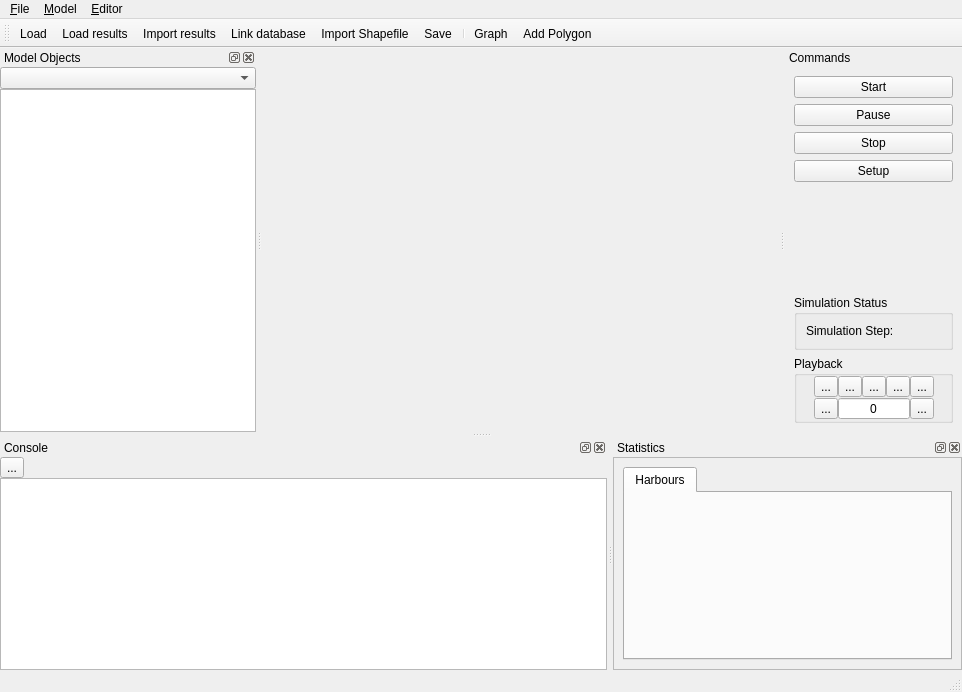
Before: the Qt Designer form qtgui/mainwindow.ui in frabas/DISPLACE_GUI, drawn with Qt 5.
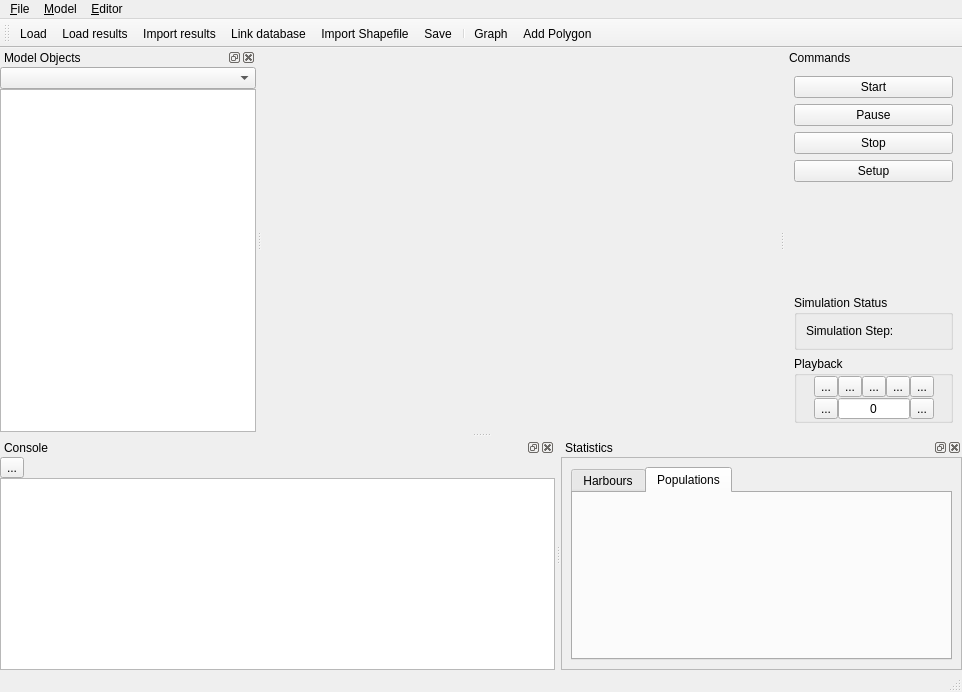
After: the same form once the commit is applied. The open tabs and pages were chosen to show the change. Icons and pictures are not drawn. Custom widgets are drawn as their Qt base class.

Commit message: Gui: Populations statistics collections and display

```diff
--- a/qtgui/mainwindow.ui
+++ b/qtgui/mainwindow.ui
@@ -239,7 +239,32 @@
              <number>0</number>
             </property>
             <item>
-             <widget class="QCustomPlot" name="widget" native="true"/>
+             <widget class="QCustomPlot" name="plotHarbours" native="true"/>
+            </item>
+           </layout>
+          </widget>
+          <widget class="QWidget" name="tabStatsPopulations">
+           <attribute name="title">
+            <string>Populations</string>
+           </attribute>
+           <layout class="QVBoxLayout" name="verticalLayout_8">
+            <property name="spacing">
+             <number>0</number>
+            </property>
+            <property name="leftMargin">
+             <number>0</number>
+            </property>
+            <property name="topMargin">
+             <number>0</number>
+            </property>
+            <property name="rightMargin">
+             <number>0</number>
+            </property>
+            <property name="bottomMargin">
+             <number>0</number>
+            </property>
+            <item>
+             <widget class="QCustomPlot" name="plotPopulations" native="true"/>
             </item>
            </layout>
           </widget>
```
The commit also changes 12 other files.
